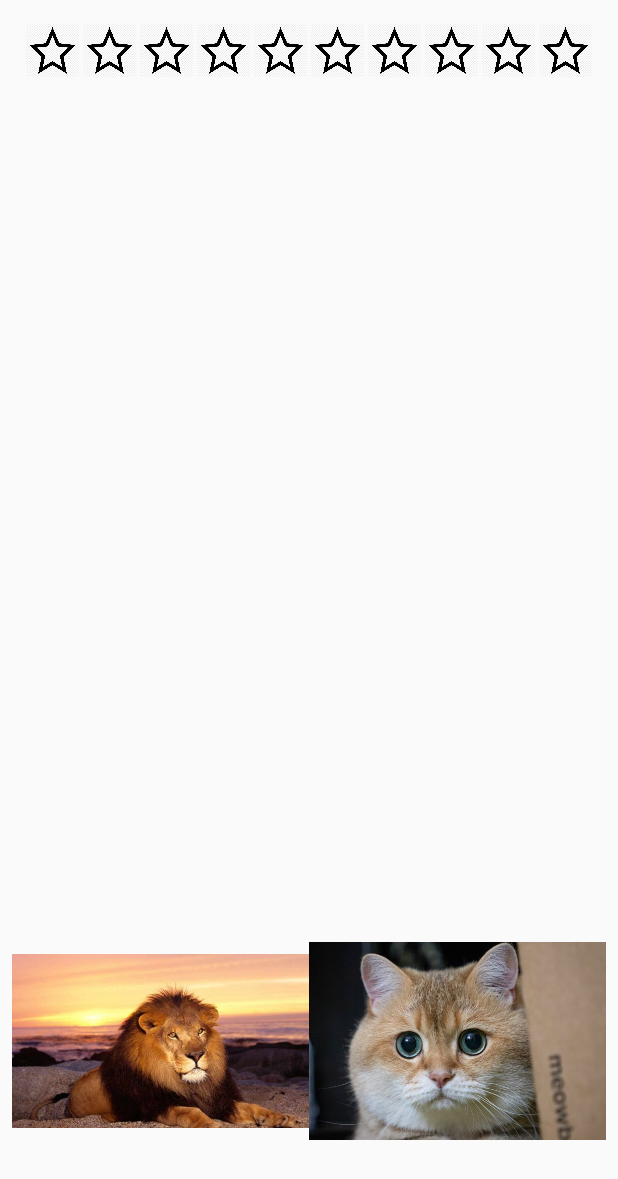
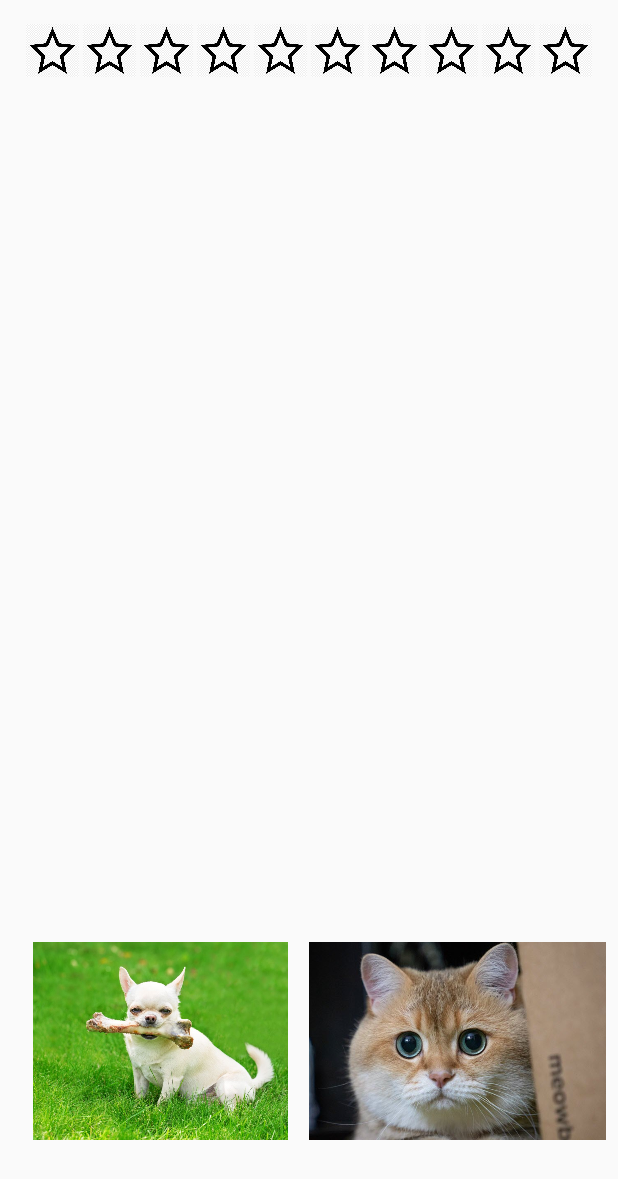
Before and after one commit to ZaharGusyatin/GameForChildren, an Android app: the fragment GuessByTheSoundFragment shown on its own in the app's theme, on a phone screen of 412 x 824 dp. Shown: the top 1179 px of the screen. Run offline under Robolectric (Android 15) with nearby library versions, the phone set to English and light mode, and no system bars.

Commit message:
small bag fix

```diff
--- a/app/src/main/java/com/example/gameforchildren/ui/fragments/guessByTheSound/GuessByTheSoundFragment.kt
+++ b/app/src/main/java/com/example/gameforchildren/ui/fragments/guessByTheSound/GuessByTheSoundFragment.kt
@@ -49,7 +49,6 @@ class GuessByTheSoundFragment : Fragment(R.layout.fragment_guess_by_the_sound) {
 
     fun InitActionActions() {
         fullListEnimals.clear()
-        initListOfEnimals()
         APP_ACTIVITY.title = getString(R.string.music)
         backToMenu.setOnClickListener {
             replaceFragment(LevelSelectionFragment(), false)
--- a/app/src/main/java/com/example/gameforchildren/utilits/GuesByTheSoundBase.kt
+++ b/app/src/main/java/com/example/gameforchildren/utilits/GuesByTheSoundBase.kt
@@ -11,20 +11,23 @@ class EnimalArray {
         R.drawable.lionn,
         R.drawable.catt,
         R.drawable.morg,
-        R.drawable.sobaka
+        R.drawable.sobaka,
+        R.drawable.llidan
 
     )
     val sounds = intArrayOf(
         R.raw.lion,
         R.raw.cat,
         R.raw.petuh,
-        R.raw.lai
+        R.raw.lai,
+        R.raw.u_are_not
     )
 }
 fun initListOfEnimals() {
     ENIMAL_ARRAY.picture.forEachIndexed { index, i ->
-        fullListEnimals.add(EnimalModel(ENIMAL_ARRAY.picture[index], ENIMAL_ARRAY.sounds[index]))
-    }
+        fullListEnimals.add(EnimalModel(ENIMAL_ARRAY.picture[index], ENIMAL_ARRAY.sounds[index]))}
+    fullListEnimals.makeEven()
+
 
 }
 fun  updateListOfcurrentEnimals(){
@@ -34,6 +37,5 @@ fun  updateListOfcurrentEnimals(){
         val randomPosition =  (0..fullListEnimals.lastIndex).random()
    currentQuestEnimals.add(fullListEnimals[randomPosition])
     fullListEnimals.removeAt(randomPosition)}
-
-
+println()
 }
--- a/app/src/main/java/com/example/gameforchildren/utilits/edibleGameBase.kt
+++ b/app/src/main/java/com/example/gameforchildren/utilits/edibleGameBase.kt
@@ -15,6 +15,7 @@ fun initFood() {
     for (i in 0..foodNames.lastIndex) {
         fullListOfFood.add(FoodModel(foodNames[i], foodImages[i], foodEatble[i]))
     }
+fullListOfFood.makeEven()
 }
 
 fun getRandomFood(): List<FoodModel> {
--- a/app/src/main/java/com/example/gameforchildren/utilits/fun.kt
+++ b/app/src/main/java/com/example/gameforchildren/utilits/fun.kt
@@ -78,4 +78,9 @@ fun ImageView.drawQuestItem(imageId:Int) {
         this.startAnimation(animation(R.anim.alfa))
         this.setImageResource(imageId)
     }
+
 }
+fun MutableList<*>.makeEven(){
+    if (this.size%2 != 0)
+        this.removeAt((0..this.lastIndex).random())
+}
```
Also changed, not shown: app/src/main/res/drawable/llidan.jpg (added), 1 other file.
